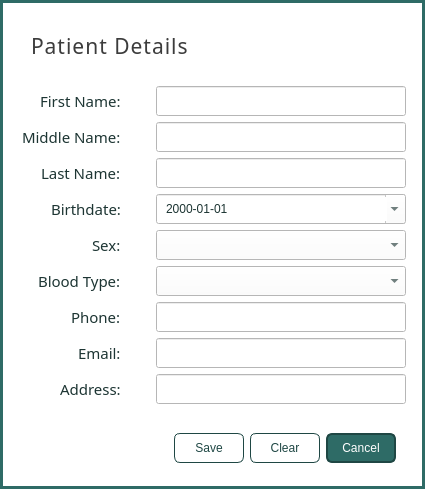
Qt form ui/popup_patientform.ui (karlito20/AdoraFlowProject) before a commit.
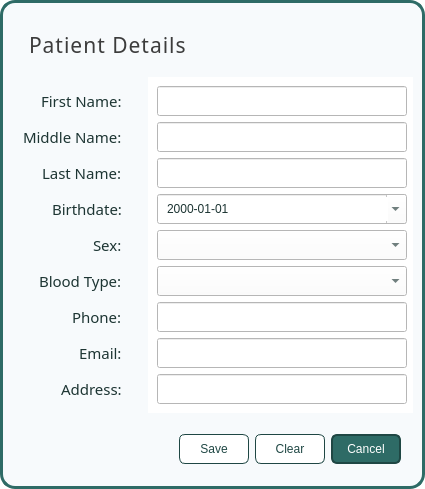
The same form after that commit.

```diff
--- a/ui/popup_patientform.ui
+++ b/ui/popup_patientform.ui
@@ -486,15 +486,41 @@
    <string>Dialog</string>
   </property>
   <property name="styleSheet">
-   <string notr="true">#patient_inputs {
-	border: 3px solid #2E6B66;
-
-}</string>
+   <string notr="true"/>
   </property>
   <property name="modal">
    <bool>true</bool>
   </property>
   <layout class="QVBoxLayout" name="verticalLayout">
+   <property name="spacing">
+    <number>0</number>
+   </property>
+   <property name="leftMargin">
+    <number>0</number>
+   </property>
+   <property name="topMargin">
+    <number>0</number>
+   </property>
+   <property name="rightMargin">
+    <number>0</number>
+   </property>
+   <property name="bottomMargin">
+    <number>0</number>
+   </property>
+   <item>
+    <widget class="QWidget" name="main_container" native="true">
+     <property name="styleSheet">
+      <string notr="true">#main_container {
+	border: 3px solid #2E6B66;
+	background: #F7FAFC;
+	border-radius: 15px;
+
+}</string>
+     </property>
+     <layout class="QVBoxLayout" name="verticalLayout_3">
+      <property name="rightMargin">
+       <number>6</number>
+      </property>
    <item>
     <widget class="QWidget" name="header_container" native="true">
      <property name="styleSheet">
@@ -799,6 +825,9 @@
             <height>30</height>
            </size>
           </property>
+             <property name="styleSheet">
+              <string notr="true"/>
+             </property>
           <property name="currentIndex">
            <number>-1</number>
           </property>
@@ -1010,15 +1039,11 @@
 }
 
 #save_button:hover {
-	background: #2E6B66;
-	color: white;
-	border: 1px solid #367D77;
+	background: #DBF0EE;	
 }
 
 #save_button:pressed {
-	background: #DBF0EE;
-	border: 1px solid #1F4744;
-	color: #1F4744;
+	background: #B8E0DD;
 }</string>
         </property>
         <property name="text">
@@ -1034,6 +1059,9 @@
           <height>30</height>
          </size>
         </property>
+           <property name="cursor">
+            <cursorShape>PointingHandCursor</cursorShape>
+           </property>
         <property name="styleSheet">
          <string notr="true">#clear_button {
 	background: white;
@@ -1044,15 +1072,11 @@
 }
 
 #clear_button:hover {
-	background: #2E6B66;
-	color: white;
-	border: 1px solid #367D77;
+	background: #DBF0EE;	
 }
 
 #clear_button:pressed {
-	background: #DBF0EE;
-	border: 1px solid #1F4744;
-	color: #1F4744;
+	background: #B8E0DD;
 }</string>
         </property>
         <property name="text">
@@ -1081,19 +1105,22 @@
 }
 
 #cancel_button:hover {
-	border: 2px solid #2E6B66;
-	background: #367D77;
+	border: 2px solid #1F4744;
+	background: #265955;
 
 }
 #cancel_button:pressed {
-	background: white;
-	color: #2E6B66;
-	border: 2px solid #2E6B66;
+	background: #1F4744;
+	color: white;
+	border: 2px solid #1F4744;
 }</string>
         </property>
         <property name="text">
          <string>Cancel</string>
         </property>
+          </widget>
+         </item>
+        </layout>
        </widget>
       </item>
      </layout>
```
Lines whose indentation alone changed are shown as unchanged.
